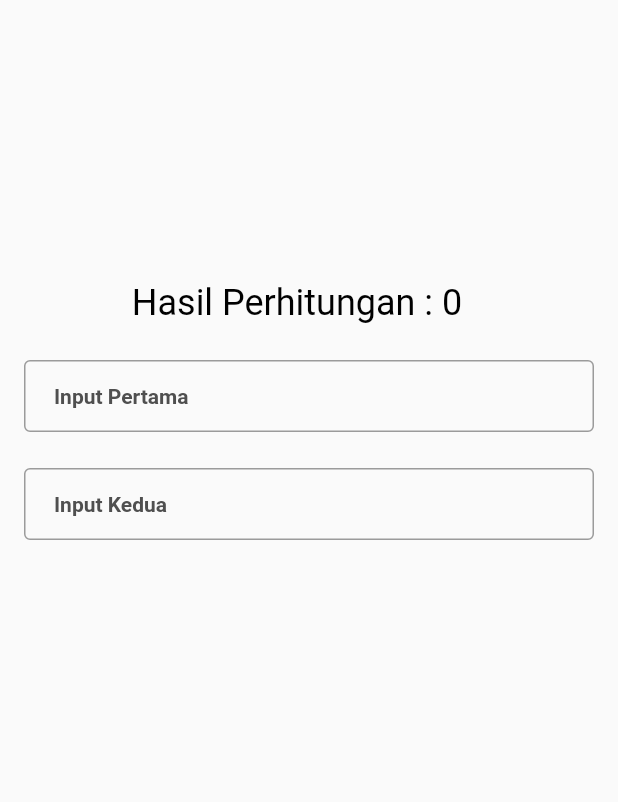
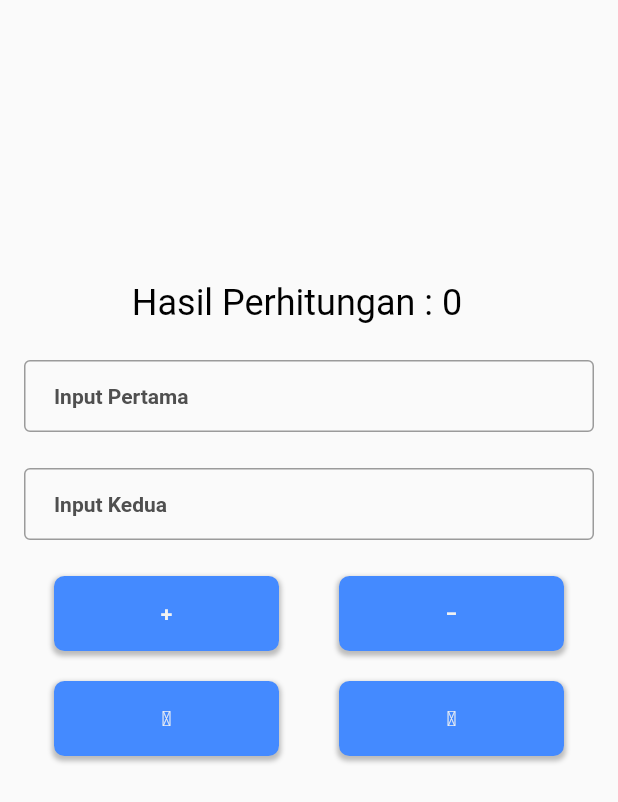
Before and after one commit to AhmadAdam38/pretest1_mi2b_02, a Flutter app: the screen it shows after launch, on a phone screen of 412 x 824 dp. Shown: the top 802 px of the screen. Run offline on Flutter 3.47's test engine with Material 2 defaults, Android fonts, the phone set to English and light mode, and no system bars.

Commit message:
penambahan tombol

```diff
--- a/lib/main.dart
+++ b/lib/main.dart
@@ -77,6 +77,124 @@ class _MyHomePageState extends State<MyHomePage> {
             ),
           ),
           SizedBox(height: 24,width: 1,),
+          Row(
+            mainAxisAlignment: MainAxisAlignment.center,
+            children: [
+              Container(
+                margin: EdgeInsets.only(left: 25,right: 20),
+                alignment: Alignment.center,
+                width: 150,
+                height: 50,
+                decoration: BoxDecoration(
+                  color: Colors.blueAccent,
+                  borderRadius: BorderRadius.circular(7),
+                  boxShadow: [
+                    BoxShadow(
+                      color: Color.fromRGBO(0, 0, 0, 0.25),
+                      blurRadius: 2,
+                      spreadRadius: 1,
+                      offset: Offset(0, 2),
+                    ),
+                  ],
+                ),
+                  child: Text(
+                    '\u002b',
+                    textAlign: TextAlign.center,
+                    style: TextStyle(
+                      color: Color(0xFFF2F2F2),
+                      fontSize: 14,
+                      fontWeight: FontWeight.bold,
+                    ),
+                  ),
+              ),
+               Container(
+                margin: EdgeInsets.only(left: 20,right: 25),
+                alignment: Alignment.center,
+                width: 150,
+                height: 50,
+                decoration: BoxDecoration(
+                  color: Colors.blueAccent,
+                  borderRadius: BorderRadius.circular(7),
+                  boxShadow: [
+                    BoxShadow(
+                      color: Color.fromRGBO(0, 0, 0, 0.25),
+                      blurRadius: 2,
+                      spreadRadius: 1,
+                      offset: Offset(0, 2),
+                    ),
+                  ],
+                ),
+                  child: Text(
+                    '\u2212',
+                    textAlign: TextAlign.center,
+                    style: TextStyle(
+                      color: Color(0xFFF2F2F2),
+                      fontSize: 14,
+                      fontWeight: FontWeight.bold,
+                    ),
+                  ),
+              ),
+            ],
+          ),
+          Row(
+            mainAxisAlignment: MainAxisAlignment.center,
+            children: [
+              Container(
+                margin: EdgeInsets.only(left: 25,right: 20,top: 20),
+                alignment: Alignment.center,
+                width: 150,
+                height: 50,
+                decoration: BoxDecoration(
+                  color: Colors.blueAccent,
+                  borderRadius: BorderRadius.circular(7),
+                  boxShadow: [
+                    BoxShadow(
+                      color: Color.fromRGBO(0, 0, 0, 0.25),
+                      blurRadius: 2,
+                      spreadRadius: 1,
+                      offset: Offset(0, 2),
+                    ),
+                  ],
+                ),
+                  child: Text(
+                    '\u2a09',
+                    textAlign: TextAlign.center,
+                    style: TextStyle(
+                      color: Color(0xFFF2F2F2),
+                      fontSize: 14,
+                      fontWeight: FontWeight.bold,
+                    ),
+                  ),
+              ),
+               Container(
+                margin: EdgeInsets.only(left: 20,right: 25,top: 20),
+                alignment: Alignment.center,
+                width: 150,
+                height: 50,
+                decoration: BoxDecoration(
+                  color: Colors.blueAccent,
+                  borderRadius: BorderRadius.circular(7),
+                  boxShadow: [
+                    BoxShadow(
+                      color: Color.fromRGBO(0, 0, 0, 0.25),
+                      blurRadius: 2,
+                      spreadRadius: 1,
+                      offset: Offset(0, 2),
+                    ),
+                  ],
+                ),
+                  child: Text(
+                    '\u2215',
+                    textAlign: TextAlign.center,
+                    style: TextStyle(
+                      color: Color(0xFFF2F2F2),
+                      fontSize: 14,
+                      fontWeight: FontWeight.bold,
+                    ),
+                  ),
+              ),
+            ],
+          ),
         ],
       ),
     );
```
